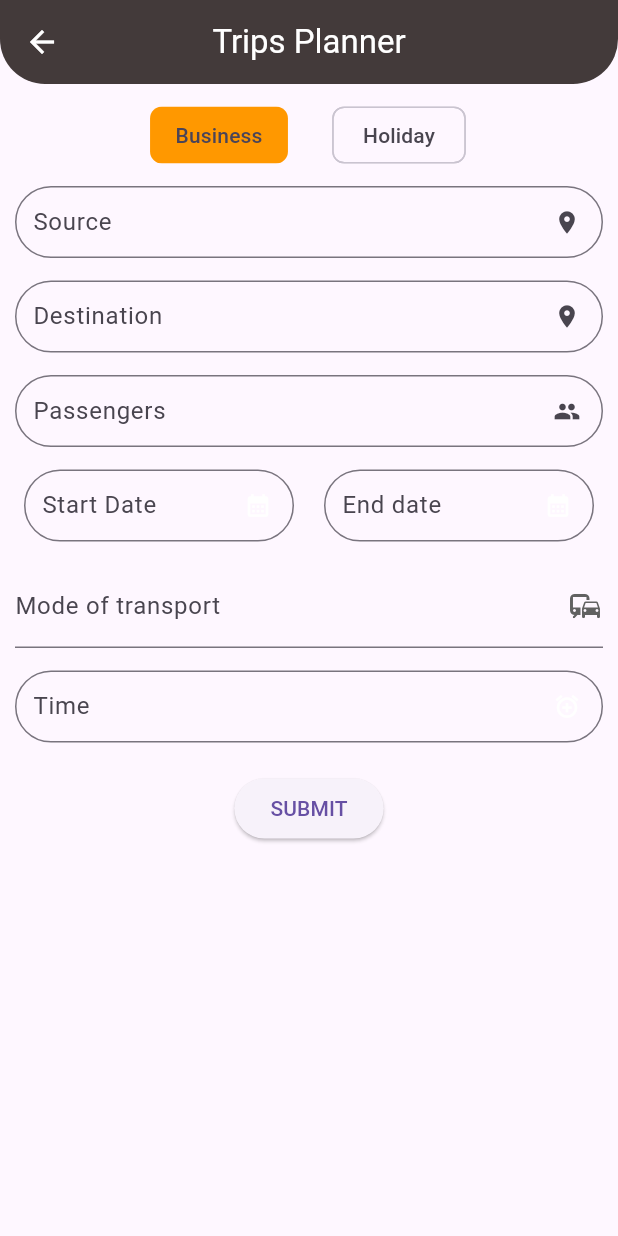
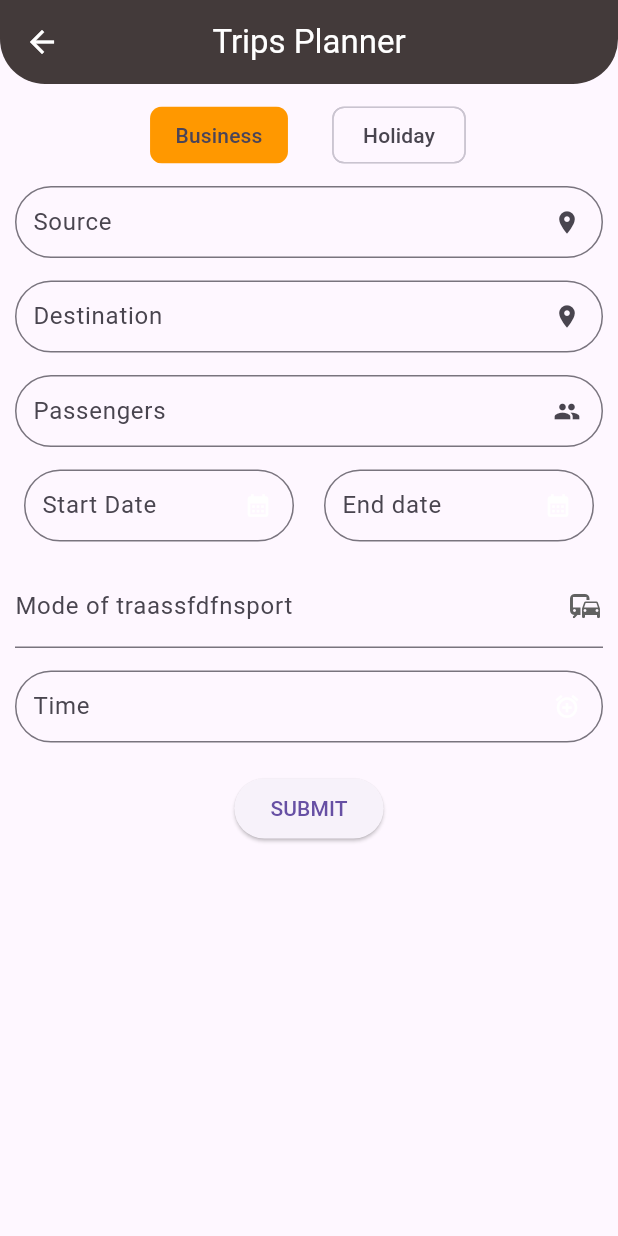
Before and after one commit to adilnarakkoden1/Tripify, a Flutter app: the HomeHoliday screen opened directly, on a phone screen of 412 x 824 dp. Run offline on Flutter 3.47's test engine with Material 3 defaults, Android fonts, the light colour scheme and no system bars; our stand-ins replace carousel_slider, flutter_slidable, hive, hive_flutter, image_picker, lottie; accounts and stored records are empty; generated files the repository leaves out were written again.

Commit message:
code is changed

```diff
--- a/lib/db_functioin/memories_db.dart
+++ b/lib/db_functioin/memories_db.dart
@@ -1,7 +1,6 @@
 import 'package:flutter/material.dart';
 import 'package:hive/hive.dart';
 import 'package:tripify/models/memory_model.dart';
-
 
 ValueNotifier<List<MemoryModel>> memorylist = ValueNotifier([]);
 
--- a/lib/screens/Category/add_holiday.dart
+++ b/lib/screens/Category/add_holiday.dart
@@ -206,7 +206,7 @@ class _HomeHolidayState extends State<HomeHoliday> {
                     );
                   }).toList(),
                   decoration: const InputDecoration(
-                    labelText: 'Mode of transport',
+                    labelText: 'Mode of traassfdfnsport',
                     suffixIcon: Icon(Icons.commute),
                   ),
                   validator: (value) {
```
